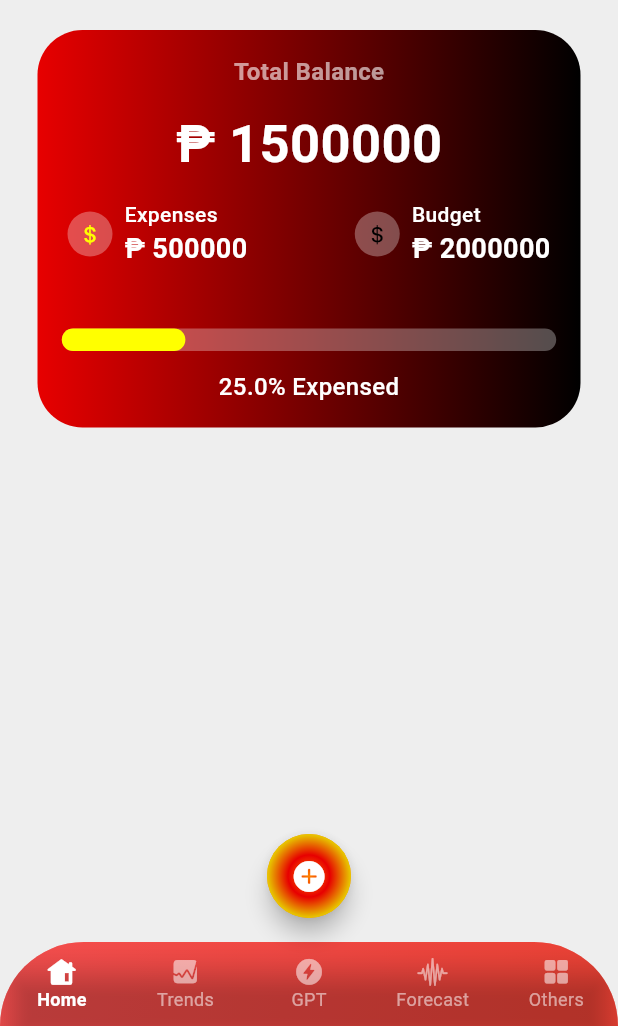
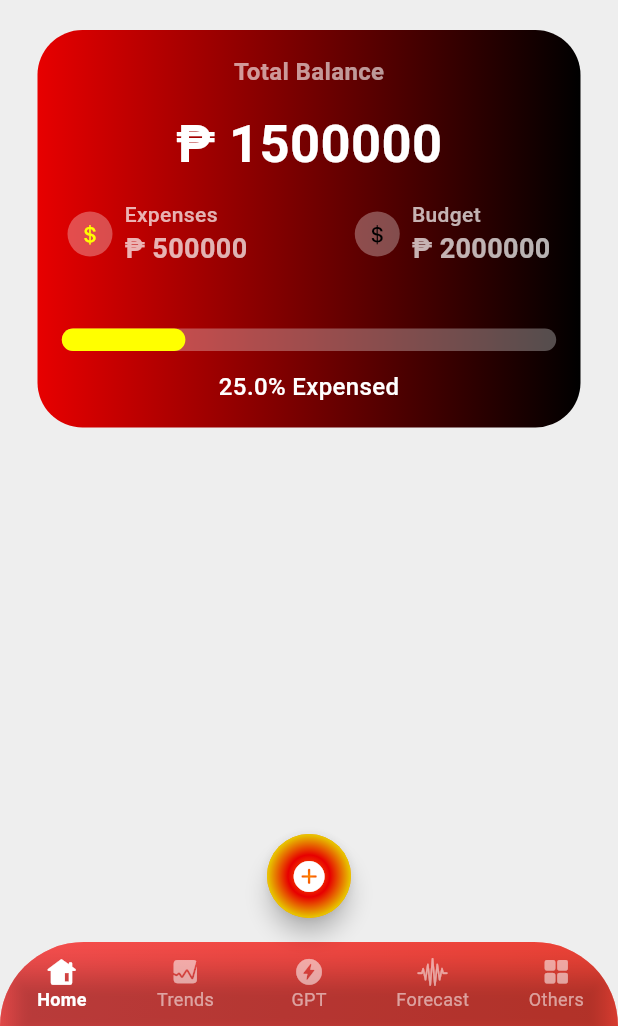
Before and after one commit to donyelqt/pera-pinoy, a Flutter app: the screen it shows after launch, on a phone screen of 412 x 824 dp, the part 210-1236 px from its top. Run offline on Flutter 3.47's test engine with Material 3 defaults, Android fonts, the phone set to English and light mode, and no system bars.

Commit message:
"Changed text color from Colors.white to Colors.white70 in MainScreen"

```diff
--- a/lib/screens/home/views/main_screen.dart
+++ b/lib/screens/home/views/main_screen.dart
@@ -146,14 +146,14 @@ class MainScreen extends StatelessWidget {
                                   "Expenses",
                                   style: TextStyle(
                                       fontSize: 14,
-                                      color: Colors.white,
+                                      color: Colors.white70,
                                       fontWeight: FontWeight.w500),
                                 ),
                                 Text(
                                   "₱ 500000",
                                   style: TextStyle(
                                       fontSize: 18,
-                                      color: Colors.white,
+                                      color: Colors.white70,
                                       fontWeight: FontWeight.w600),
                                 ),
                               ],
@@ -183,14 +183,14 @@ class MainScreen extends StatelessWidget {
                                   "Budget",
                                   style: TextStyle(
                                       fontSize: 14,
-                                      color: Colors.white,
+                                      color: Colors.white70,
                                       fontWeight: FontWeight.w500),
                                 ),
                                 Text(
                                   "₱ 2000000",
                                   style: TextStyle(
                                       fontSize: 18,
-                                      color: Colors.white,
+                                      color: Colors.white70,
                                       fontWeight: FontWeight.w600),
                                 ),
                               ],
```
